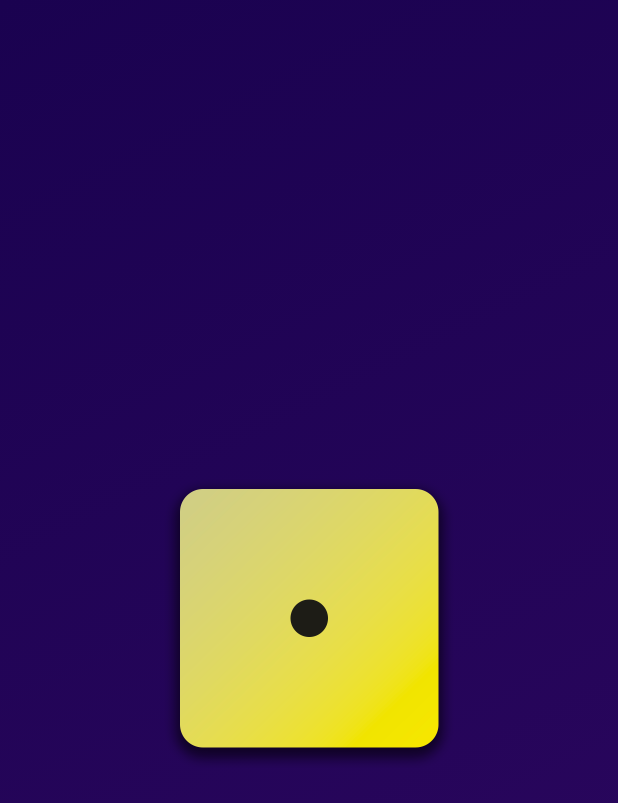
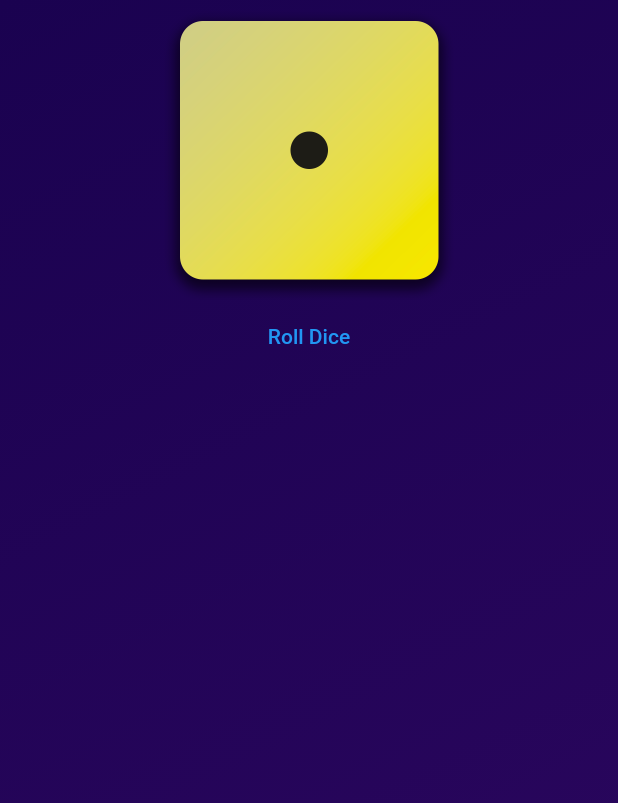
Before and after one commit to mostafaadawy/flutter_course, a Flutter app: the screen it shows after launch, on a phone screen of 412 x 824 dp. Shown: the top 803 px of the screen. Run offline on Flutter 3.47's test engine with Material 2 defaults, Android fonts, the phone set to English and light mode, and no system bars.

Commit message:
calling function and column  multi childern

```diff
--- a/lib/gradient_container.dart
+++ b/lib/gradient_container.dart
@@ -14,6 +14,10 @@ class GradientContainer extends StatelessWidget {
   final Color color1;
   final Color color2;
 
+  void rollDice(){
+    //.....
+  }
+
   @override
   Widget build(context){
       return Container(
@@ -27,8 +31,14 @@ class GradientContainer extends StatelessWidget {
             ),
           ),
           child: Center(
+            child:Column(children: [
+                Image.asset('assets/images/dice-1.png',width: 200,),
+                TextButton(
+                  // onPressed: (){}), //anonymous function executable without name
+                  onPressed: rollDice,
+                  child: const Text('Roll Dice'))
+            ],)
             // child: StyledText('Hi Darsh'),
-            child: Image.asset('assets/images/dice-1.png',width: 200,),
           )
           );
   }
```
